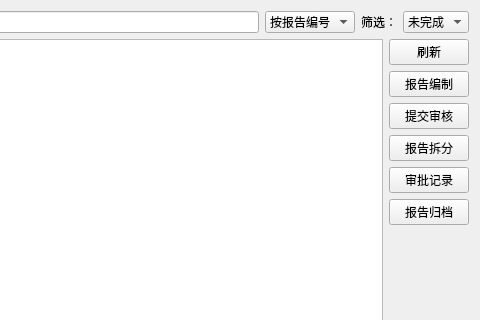
Old version of the form src/TaskSheetManager/reportmanagerui.ui in the repository hcc01/ELIMS; both pictures show x 99 to 579 and y 0 to 320 of the 579 by 407 pixel window.
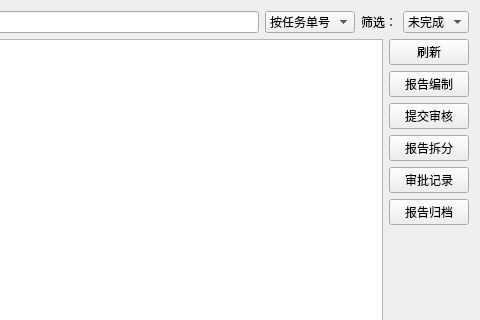
New version of the form. Custom widgets are drawn as their Qt base class.

```diff
--- a/src/TaskSheetManager/reportmanagerui.ui
+++ b/src/TaskSheetManager/reportmanagerui.ui
@@ -28,11 +28,6 @@
      </item>
      <item>
       <widget class="QComboBox" name="searchTypeBox">
-       <item>
-        <property name="text">
-         <string>按报告编号</string>
-        </property>
-       </item>
        <item>
         <property name="text">
          <string>按任务单号</string>
```
